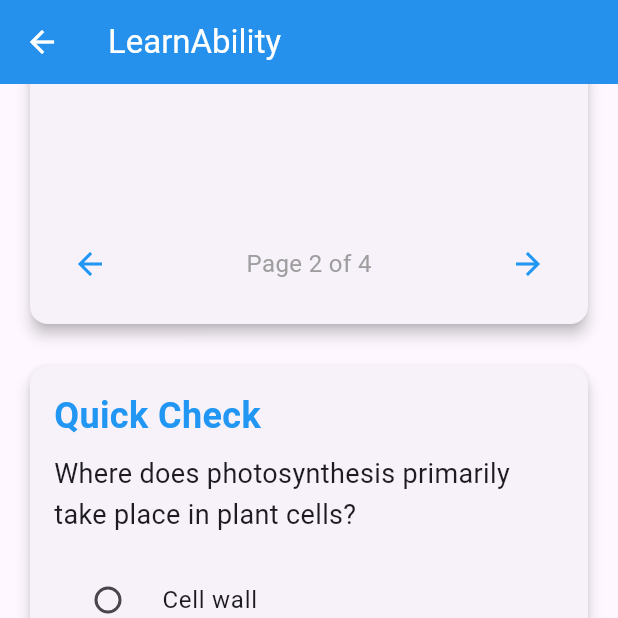
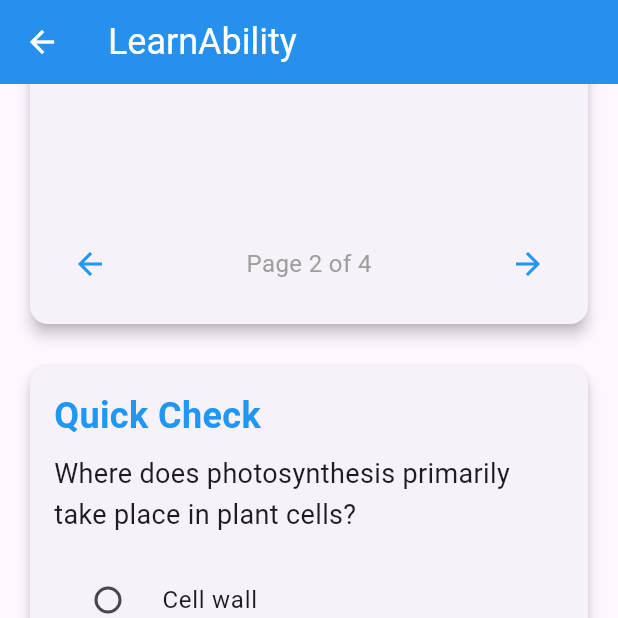
Before and after one commit to 0xteamCookie/LearnAbility, a Flutter app: the LessonPage screen opened directly, scrolled down 576 dp, after a tap on the "arrow forward" icon, on a phone screen of 412 x 824 dp, the top half of it. Run offline on Flutter 3.47's test engine with Material 3 defaults, Android fonts, the phone set to English and light mode, and no system bars; our stand-ins replace file_picker, flutter_chat_types, flutter_chat_ui, logger; network calls fail.

Commit message:
connected text settings with some pages

```diff
--- a/lib/Lesson/lesson_page.dart
+++ b/lib/Lesson/lesson_page.dart
@@ -2,6 +2,8 @@
 
 import 'package:flutter/material.dart';
 import 'package:logger/logger.dart';
+import 'package:provider/provider.dart';
+import '../accessibility_model.dart';
 
 final Logger logger = Logger();
 
@@ -99,6 +101,7 @@ class _LessonPageState extends State<LessonPage> {
 
   @override
   Widget build(BuildContext context) {
+    final settings = Provider.of<AccessibilitySettings>(context);
     final learningContent = _lessonData["learningContent"] as List;
     final quiz = _lessonData["quiz"] as Map<String, dynamic>;
     final webResources = _lessonData["webResources"] as List;
@@ -110,9 +113,12 @@ class _LessonPageState extends State<LessonPage> {
     return Scaffold(
       appBar: AppBar(
         backgroundColor: Colors.blue,
-        title: const Text(
+        title: Text(
           "LearnAbility",
-          style: TextStyle(color: Colors.white),
+          style: TextStyle(
+            color: Colors.white,
+            fontSize: 24 * settings.fontSize,
+          ),
         ),
         iconTheme: const IconThemeData(
           color: Colors.white,
@@ -126,8 +132,8 @@ class _LessonPageState extends State<LessonPage> {
             children: [
               Text(
                 _lessonData["title"],
-                style: const TextStyle(
-                  fontSize: 32,
+                style: TextStyle(
+                  fontSize: 32 * settings.fontSize,
                   fontWeight: FontWeight.bold,
                   color: Colors.blue,
                 ),
@@ -135,8 +141,8 @@ class _LessonPageState extends State<LessonPage> {
               const SizedBox(height: 8),
               Text(
                 _lessonData["subtitle"],
-                style: const TextStyle(
-                  fontSize: 18,
+                style: TextStyle(
+                  fontSize: 18 * settings.fontSize,
                   color: Colors.grey,
                 ),
               ),
@@ -163,9 +169,9 @@ class _LessonPageState extends State<LessonPage> {
                         // Page Title
                         Text(
                           learningContent[_currentPage]["title"],
-                          style: const TextStyle(
+                          style: TextStyle(
                             fontWeight: FontWeight.bold,
-                            fontSize: 24,
+                            fontSize: 24 * settings.fontSize,
                             color: Colors.blue,
                           ),
                         ),
@@ -178,8 +184,8 @@ class _LessonPageState extends State<LessonPage> {
                               children: [
                                 Text(
                                   learningContent[_currentPage]["content"] ?? "", // Fallback for null content
-                                  style: const TextStyle(
-                                    fontSize: 16,
+                                  style: TextStyle(
+                                    fontSize: 16 * settings.fontSize,
                                     height: 1.5,
                                   ),
                                 ),
@@ -206,8 +212,8 @@ class _LessonPageState extends State<LessonPage> {
                             ),
                             Text(
                               'Page ${_currentPage + 1} of ${learningContent.length}',
-                              style: const TextStyle(
-                                fontSize: 16,
+                              style: TextStyle(
+                                fontSize: 16 * settings.fontSize,
                                 color: Colors.grey,
                               ),
                             ),
@@ -235,10 +241,10 @@ class _LessonPageState extends State<LessonPage> {
                   child: Column(
                     crossAxisAlignment: CrossAxisAlignment.start,
                     children: [
-                      const Text(
+                      Text(
                         'Quick Check',
                         style: TextStyle(
-                          fontSize: 24,
+                          fontSize: 24 * settings.fontSize,
                           fontWeight: FontWeight.bold,
                           color: Colors.blue,
                         ),
@@ -246,8 +252,8 @@ class _LessonPageState extends State<LessonPage> {
                       const SizedBox(height: 8),
                       Text(
                         quiz["question"],
-                        style: const TextStyle(
-                          fontSize: 18,
+                        style: TextStyle(
+                          fontSize: 18 * settings.fontSize,
                           height: 1.5,
                         ),
                       ),
@@ -257,6 +263,7 @@ class _LessonPageState extends State<LessonPage> {
                           return _buildMCQOption(
                             option["text"],
                             option["isCorrect"],
+                            settings.fontSize,
                           );
                         }).toList(),
                       ),
@@ -268,10 +275,10 @@ class _LessonPageState extends State<LessonPage> {
                             backgroundColor: Colors.blue,
                             padding: const EdgeInsets.symmetric(horizontal: 32, vertical: 12),
                           ),
-                          child: const Text(
+                          child: Text(
                             'Submit',
                             style: TextStyle(
-                              fontSize: 16,
+                              fontSize: 16 * settings.fontSize,
                               color: Colors.white,
                             ),
                           ),
@@ -285,7 +292,7 @@ class _LessonPageState extends State<LessonPage> {
                                 ? 'Correct! Photosynthesis takes place in chloroplasts.'
                                 : 'Incorrect!',
                             style: TextStyle(
-                              fontSize: 16,
+                              fontSize: 16 * settings.fontSize,
                               color: _selectedAnswer == correctOption ? Colors.green : Colors.red,
                               fontWeight: FontWeight.bold,
                             ),
@@ -307,17 +314,17 @@ class _LessonPageState extends State<LessonPage> {
                   child: Column(
                     crossAxisAlignment: CrossAxisAlignment.start,
                     children: [
-                      const Text(
+                      Text(
                         'Web Resources',
                         style: TextStyle(
-                          fontSize: 24,
+                          fontSize: 24 * settings.fontSize,
                           fontWeight: FontWeight.bold,
                           color: Colors.blue,
                         ),
                       ),
                       const SizedBox(height: 8),
                       ...webResources.map((url) {
-                        return _buildWebResourceLink(url);
+                        return _buildWebResourceLink(url, settings.fontSize);
                       }),
                     ],
                   ),
@@ -330,12 +337,12 @@ class _LessonPageState extends State<LessonPage> {
     );
   }
 
-  Widget _buildMCQOption(String option, bool isCorrect) {
+  Widget _buildMCQOption(String option, bool isCorrect, double fontSize) {
     return RadioListTile<String>(
       title: Text(
         option,
-        style: const TextStyle(
-          fontSize: 16,
+        style: TextStyle(
+          fontSize: 16 * fontSize,
         ),
       ),
       value: option, // Use the option text as the unique value
@@ -350,7 +357,7 @@ class _LessonPageState extends State<LessonPage> {
     );
   }
 
-  Widget _buildWebResourceLink(String url) {
+  Widget _buildWebResourceLink(String url, double fontSize) {
     return Padding(
       padding: const EdgeInsets.symmetric(vertical: 8.0),
       child: InkWell(
@@ -359,10 +366,10 @@ class _LessonPageState extends State<LessonPage> {
         },
         child: Text(
           url,
-          style: const TextStyle(
+          style: TextStyle(
             color: Colors.blue,
             decoration: TextDecoration.underline,
-            fontSize: 16,
+            fontSize: 16 * fontSize,
           ),
         ),
       ),
```
Also changed, not shown: lib/Lesson/lessons_page.dart (+38 -10 lines), lib/accessibility_page.dart (+8 -8 lines), lib/home_page.dart (+6 -6 lines).
